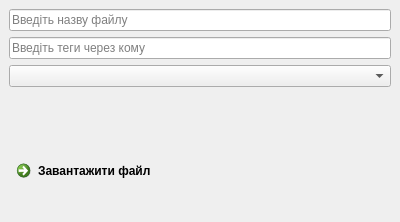
Qt form gui/file_upload.ui (andrii-shchur/TeleCloud) before a commit.
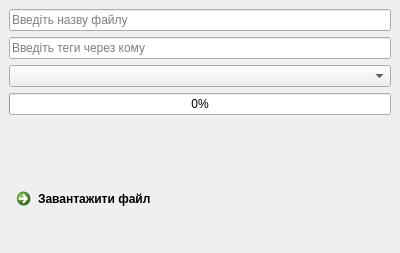
The same form after that commit. Icons and pictures are not drawn.

```diff
--- a/gui/file_upload.ui
+++ b/gui/file_upload.ui
@@ -7,7 +7,7 @@
     <x>0</x>
     <y>0</y>
     <width>400</width>
-    <height>222</height>
+    <height>253</height>
    </rect>
   </property>
   <property name="windowTitle">
@@ -36,6 +36,16 @@
     <item>
      <widget class="QComboBox" name="folders_list"/>
     </item>
+    <item>
+     <widget class="QProgressBar" name="progressBar">
+      <property name="enabled">
+       <bool>true</bool>
+      </property>
+      <property name="value">
+       <number>0</number>
+      </property>
+     </widget>
+    </item>
     <item>
      <widget class="QLabel" name="alertLabel">
       <property name="text">
```
